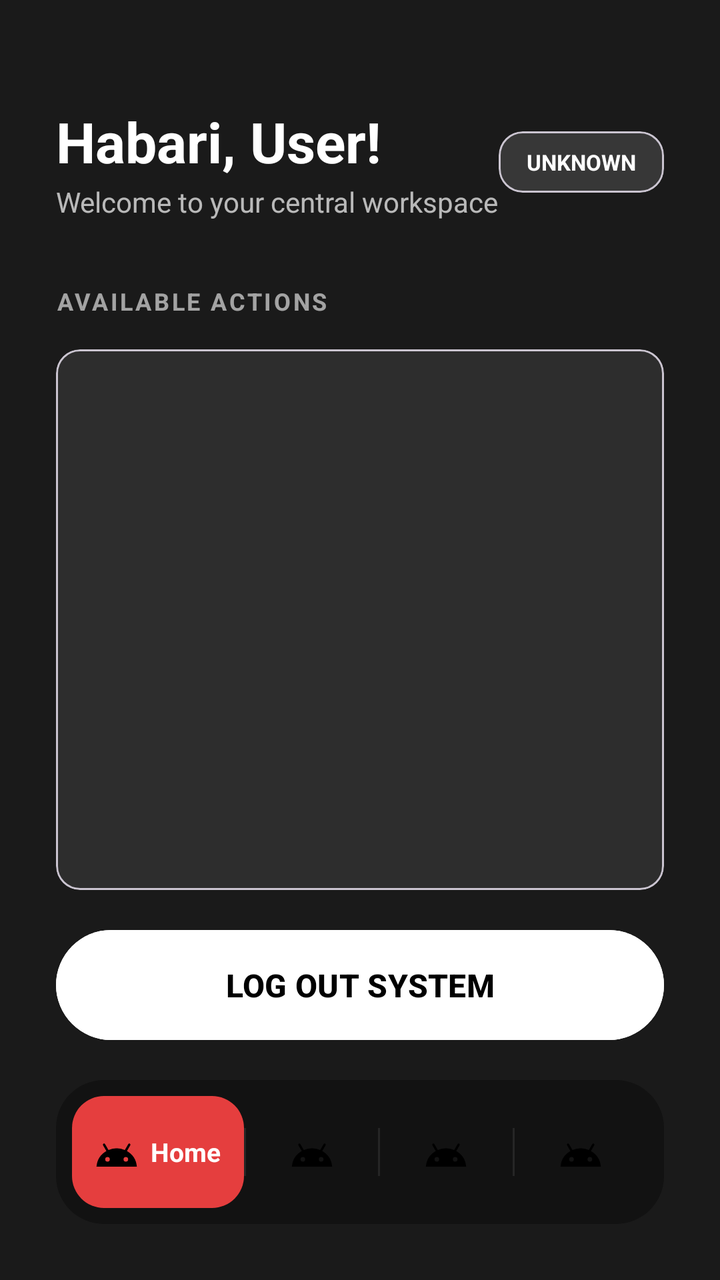
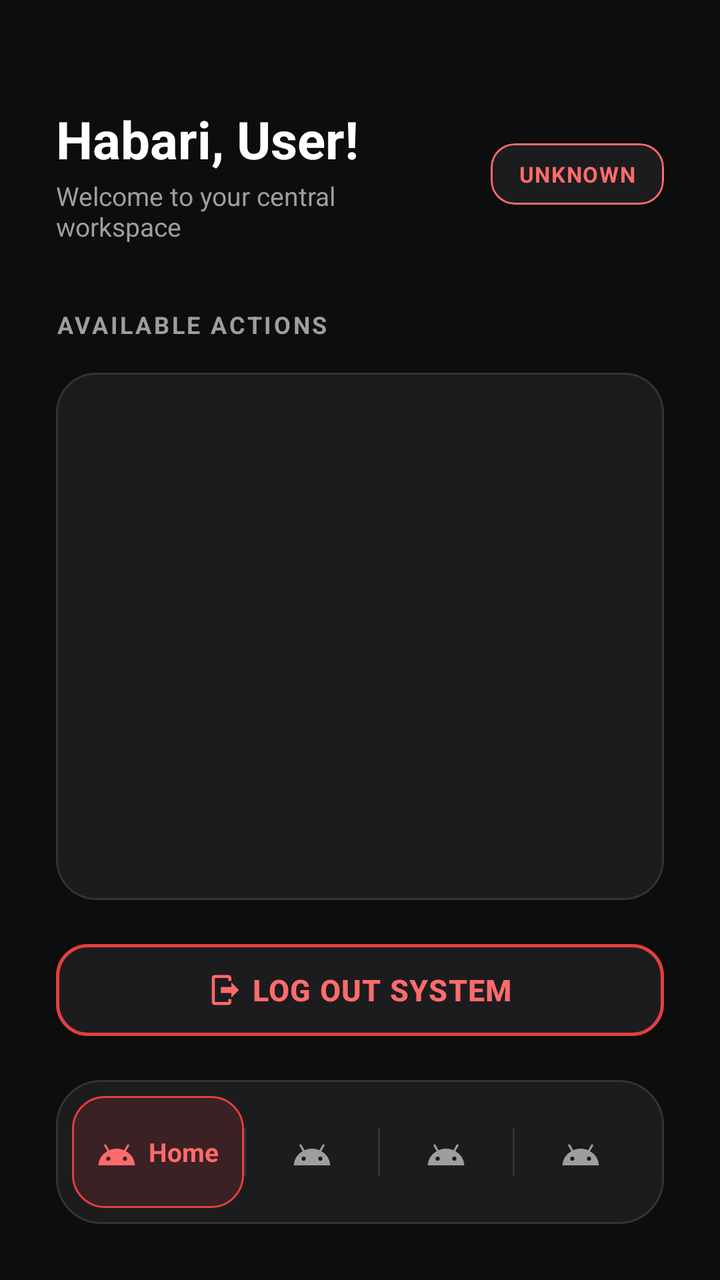

Compare the two renders of this Android layout. The source of the first and the diff that turns it into the second are given below.
<!-- AndroidManifest.xml: application theme Theme.JIJIPOS -->
<!-- res/layout/activity_dashboard.xml -->
<?xml version="1.0" encoding="utf-8"?>
<LinearLayout xmlns:android="http://schemas.android.com/apk/res/android"
    xmlns:app="http://android.com"
    xmlns:tools="http://android.com"
    android:layout_width="match_parent"
    android:layout_height="match_parent"
    android:background="@color/light_black"
    android:orientation="vertical"
    android:padding="28dp"
    tools:context=".DashboardActivity">

    
    <RelativeLayout
        android:layout_width="match_parent"
        android:layout_height="wrap_content"
        android:layout_marginTop="24dp"
        android:layout_marginBottom="32dp">

        <LinearLayout
            android:layout_width="wrap_content"
            android:layout_height="wrap_content"
            android:orientation="vertical"
            android:layout_alignParentStart="true"
            android:layout_toStartOf="@id/imageProfilePlaceholder">

            <TextView
                android:id="@+id/textWelcomeBanner"
                android:layout_width="wrap_content"
                android:layout_height="wrap_content"
                android:text="Habari, User!"
                android:textColor="@color/white"
                android:textSize="28sp"
                android:textStyle="bold" />

            <TextView
                android:id="@+id/textDashboardSubtitle"
                android:layout_width="wrap_content"
                android:layout_height="wrap_content"
                android:text="Welcome to your central workspace"
                android:textColor="@color/white"
                android:alpha="0.7"
                android:textSize="14sp"
                android:layout_marginTop="2dp"/>
        </LinearLayout>

        
        <com.google.android.material.card.MaterialCardView
            android:id="@+id/imageProfilePlaceholder"
            android:layout_width="wrap_content"
            android:layout_height="wrap_content"
            android:layout_alignParentEnd="true"
            android:layout_centerInParent="true"
            app:cardCornerRadius="10dp"
            app:cardElevation="0dp"
            app:strokeWidth="1dp"
            app:strokeColor="#40FFFFFF"
            android:backgroundTint="#20FFFFFF">

            <TextView
                android:id="@+id/textRoleTag"
                android:layout_width="wrap_content"
                android:layout_height="wrap_content"
                android:text="UNKNOWN"
                android:textColor="@color/white"
                android:textSize="11sp"
                android:textStyle="bold"
                android:paddingHorizontal="14dp"
                android:paddingVertical="8dp" />
        </com.google.android.material.card.MaterialCardView>
    </RelativeLayout>

    
    <TextView
        android:layout_width="match_parent"
        android:layout_height="wrap_content"
        android:text="AVAILABLE ACTIONS"
        android:textColor="@color/white"
        android:textSize="12sp"
        android:textStyle="bold"
        android:alpha="0.6"
        android:letterSpacing="0.1"
        android:layout_marginBottom="16dp"/>

    
    <com.google.android.material.card.MaterialCardView
        android:layout_width="match_parent"
        android:layout_height="0dp"
        android:layout_weight="1"
        app:cardCornerRadius="16dp"
        app:cardElevation="0dp"
        app:strokeWidth="1dp"
        app:strokeColor="#30FFFFFF"
        android:backgroundTint="#15FFFFFF">

        
        <FrameLayout
            android:id="@+id/fragmentContainer"
            android:layout_width="match_parent"
            android:layout_height="match_parent" />

    </com.google.android.material.card.MaterialCardView>

    <LinearLayout
        android:layout_width="wrap_content"
        android:layout_height="16dp"
        android:orientation="vertical" />

    
    <Button
        android:id="@+id/buttonLogout"
        android:layout_width="match_parent"
        android:layout_height="63dp"
        android:backgroundTint="@color/white"
        android:text="LOG OUT SYSTEM"
        android:textColor="@color/black"
        android:textSize="16sp"
        android:textStyle="bold"
        app:cornerRadius="13dp" />

    
    
    <LinearLayout
        android:layout_width="match_parent"
        android:layout_height="72dp"
        android:background="@drawable/bg_navbar"
        android:orientation="horizontal"
        android:gravity="center_vertical"
        android:paddingHorizontal="8dp"
        android:layout_marginTop="16dp">

        
        <LinearLayout
            android:id="@+id/tab1"
            android:layout_width="0dp"
            android:layout_weight="1.3"
            android:layout_height="56dp"
            android:background="@drawable/bg_nav_active_pill"
            android:orientation="horizontal"
            android:gravity="center"
            android:paddingHorizontal="10dp">
            <ImageView
                android:id="@+id/icon1"
                android:layout_width="22dp"
                android:layout_height="22dp"
                android:src="@drawable/ic_nav_home"
                app:tint="@color/white" />
            <TextView
                android:id="@+id/text1"
                android:layout_width="wrap_content"
                android:layout_height="wrap_content"
                android:text="Home"
                android:textColor="@color/white"
                android:textStyle="bold"
                android:textSize="13sp"
                android:layout_marginStart="6dp" />
        </LinearLayout>

        <View android:id="@+id/divider1" android:layout_width="1dp" android:layout_height="24dp" android:background="#15FFFFFF" />

        
        <LinearLayout
            android:id="@+id/tab2"
            android:layout_width="0dp"
            android:layout_weight="1"
            android:layout_height="56dp"
            android:orientation="horizontal"
            android:gravity="center"
            android:paddingHorizontal="10dp"
            android:clickable="true"
            android:focusable="true">
            <ImageView
                android:id="@+id/icon2"
                android:layout_width="22dp"
                android:layout_height="22dp"
                android:src="@drawable/ic_nav_sales"
                app:tint="#88FFFFFF" />
            <TextView
                android:id="@+id/text2"
                android:layout_width="wrap_content"
                android:layout_height="wrap_content"
                android:text="Action2"
                android:textColor="@color/white"
                android:textStyle="bold"
                android:textSize="13sp"
                android:layout_marginStart="6dp"
                android:visibility="gone" />
        </LinearLayout>

        <View android:id="@+id/divider2" android:layout_width="1dp" android:layout_height="24dp" android:background="#15FFFFFF" />

        
        <LinearLayout
            android:id="@+id/tab3"
            android:layout_width="0dp"
            android:layout_weight="1"
            android:layout_height="56dp"
            android:orientation="horizontal"
            android:gravity="center"
            android:paddingHorizontal="10dp"
            android:clickable="true"
            android:focusable="true">
            <ImageView
                android:id="@+id/icon3"
                android:layout_width="22dp"
                android:layout_height="22dp"
                android:src="@drawable/ic_nav_inventory"
                app:tint="#88FFFFFF" />
            <TextView
                android:id="@+id/text3"
                android:layout_width="wrap_content"
                android:layout_height="wrap_content"
                android:text="Action3"
                android:textColor="@color/white"
                android:textStyle="bold"
                android:textSize="13sp"
                android:layout_marginStart="6dp"
                android:visibility="gone" />
        </LinearLayout>

        <View android:id="@+id/divider3" android:layout_width="1dp" android:layout_height="24dp" android:background="#15FFFFFF" />

        
        <LinearLayout
            android:id="@+id/tab4"
            android:layout_width="0dp"
            android:layout_weight="1"
            android:layout_height="56dp"
            android:orientation="horizontal"
            android:gravity="center"
            android:paddingHorizontal="10dp"
            android:clickable="true"
            android:focusable="true">
            <ImageView
                android:id="@+id/icon4"
                android:layout_width="22dp"
                android:layout_height="22dp"
                android:src="@drawable/ic_nav_staff"
                app:tint="#88FFFFFF" />
            <TextView
                android:id="@+id/text4"
                android:layout_width="wrap_content"
                android:layout_height="wrap_content"
                android:text="Action4"
                android:textColor="@color/white"
                android:textStyle="bold"
                android:textSize="13sp"
                android:layout_marginStart="6dp"
                android:visibility="gone" />
        </LinearLayout>

    </LinearLayout>



</LinearLayout>
<!-- resources referenced by this layout -->
<resources>
  <color name="black">#FF000000</color>
  <color name="light_black">#1A1A1A</color>
  <color name="white">#FFFFFFFF</color>
  <!-- drawable bg_nav_active_pill (drawable) -->
  <?xml version="1.0" encoding="utf-8"?>
  <shape xmlns:android="http://schemas.android.com/apk/res/android">
      
      <solid android:color="@color/red" />
      
      <corners android:radius="16dp" />
  </shape>
  <!-- drawable bg_navbar (drawable) -->
  <?xml version="1.0" encoding="utf-8"?>
  <shape xmlns:android="http://schemas.android.com/apk/res/android">
      
      <solid android:color="#121212" />
      
      <corners android:radius="24dp" />
  </shape>
  <!-- drawable ic_nav_home (drawable) -->
  <vector xmlns:android="http://schemas.android.com/apk/res/android" android:height="24dp" android:tint="#000000" android:viewportHeight="24" android:viewportWidth="24" android:width="24dp">
          
      <path android:fillColor="#FF000000" android:pathData="M17.6,11.48 L19.44,8.3a0.63,0.63 0,0 0,-1.09 -0.63l-1.88,3.24a11.43,11.43 0,0 0,-8.94 0L5.65,7.67a0.63,0.63 0,0 0,-1.09 0.63L6.4,11.48A10.81,10.81 0,0 0,1 20L23,20A10.81,10.81 0,0 0,17.6 11.48ZM7,17.25A1.25,1.25 0,1 1,8.25 16,1.25 1.25,0 0,1 7,17.25ZM17,17.25A1.25,1.25 0,1 1,18.25 16,1.25 1.25,0 0,1 17,17.25Z"/>
      
  </vector>
  <!-- drawable ic_nav_sales (drawable) -->
  <vector xmlns:android="http://schemas.android.com/apk/res/android" android:height="24dp" android:tint="#000000" android:viewportHeight="24" android:viewportWidth="24" android:width="24dp">
          
      <path android:fillColor="#FF000000" android:pathData="M17.6,11.48 L19.44,8.3a0.63,0.63 0,0 0,-1.09 -0.63l-1.88,3.24a11.43,11.43 0,0 0,-8.94 0L5.65,7.67a0.63,0.63 0,0 0,-1.09 0.63L6.4,11.48A10.81,10.81 0,0 0,1 20L23,20A10.81,10.81 0,0 0,17.6 11.48ZM7,17.25A1.25,1.25 0,1 1,8.25 16,1.25 1.25,0 0,1 7,17.25ZM17,17.25A1.25,1.25 0,1 1,18.25 16,1.25 1.25,0 0,1 17,17.25Z"/>
      
  </vector>
  <!-- drawable ic_nav_staff (drawable) -->
  <vector xmlns:android="http://schemas.android.com/apk/res/android" android:height="24dp" android:tint="#000000" android:viewportHeight="24" android:viewportWidth="24" android:width="24dp">
          
      <path android:fillColor="#FF000000" android:pathData="M17.6,11.48 L19.44,8.3a0.63,0.63 0,0 0,-1.09 -0.63l-1.88,3.24a11.43,11.43 0,0 0,-8.94 0L5.65,7.67a0.63,0.63 0,0 0,-1.09 0.63L6.4,11.48A10.81,10.81 0,0 0,1 20L23,20A10.81,10.81 0,0 0,17.6 11.48ZM7,17.25A1.25,1.25 0,1 1,8.25 16,1.25 1.25,0 0,1 7,17.25ZM17,17.25A1.25,1.25 0,1 1,18.25 16,1.25 1.25,0 0,1 17,17.25Z"/>
      
  </vector>
  <style name="Theme.JIJIPOS" parent="Base.Theme.JIJIPOS" />
  <color name="red">#E53E3E</color>
  <style name="Base.Theme.JIJIPOS" parent="Theme.Material3.DayNight.NoActionBar">
          
          
      </style>
  <!-- unchanged entries left out for length: 1 -->
</resources>

<!-- the commit's change to res/layout/activity_dashboard.xml (unified diff, before → after) -->
@@ -1,15 +1,14 @@
 <?xml version="1.0" encoding="utf-8"?>
 <LinearLayout xmlns:android="http://schemas.android.com/apk/res/android"
-    xmlns:app="http://android.com"
-    xmlns:tools="http://android.com"
+    xmlns:app="http://schemas.android.com/apk/res-auto"
+    xmlns:tools="http://schemas.android.com/tools"
     android:layout_width="match_parent"
     android:layout_height="match_parent"
-    android:background="@color/light_black"
+    android:background="@color/bg_dark"
     android:orientation="vertical"
     android:padding="28dp"
     tools:context=".DashboardActivity">
 
-    
     <RelativeLayout
         android:layout_width="match_parent"
         android:layout_height="wrap_content"
@@ -21,7 +20,9 @@
             android:layout_height="wrap_content"
             android:orientation="vertical"
             android:layout_alignParentStart="true"
-            android:layout_toStartOf="@id/imageProfilePlaceholder">
+            android:layout_toStartOf="@id/imageProfilePlaceholder"
+            android:layout_centerVertical="true"
+            android:layout_marginEnd="12dp">
 
             <TextView
                 android:id="@+id/textWelcomeBanner"
@@ -29,7 +30,7 @@
                 android:layout_height="wrap_content"
                 android:text="Habari, User!"
                 android:textColor="@color/white"
-                android:textSize="28sp"
+                android:textSize="26sp"
                 android:textStyle="bold" />
 
             <TextView
@@ -37,62 +38,57 @@
                 android:layout_width="wrap_content"
                 android:layout_height="wrap_content"
                 android:text="Welcome to your central workspace"
-                android:textColor="@color/white"
-                android:alpha="0.7"
-                android:textSize="14sp"
+                android:textColor="@color/text_muted"
+                android:textSize="13sp"
                 android:layout_marginTop="2dp"/>
         </LinearLayout>
 
-        
         <com.google.android.material.card.MaterialCardView
             android:id="@+id/imageProfilePlaceholder"
             android:layout_width="wrap_content"
             android:layout_height="wrap_content"
             android:layout_alignParentEnd="true"
-            android:layout_centerInParent="true"
-            app:cardCornerRadius="10dp"
+            android:layout_centerVertical="true"
+            app:cardCornerRadius="12dp"
             app:cardElevation="0dp"
             app:strokeWidth="1dp"
-            app:strokeColor="#40FFFFFF"
-            android:backgroundTint="#20FFFFFF">
+            app:strokeColor="@color/red_light"
+            app:cardBackgroundColor="@color/card_dark">
 
             <TextView
                 android:id="@+id/textRoleTag"
                 android:layout_width="wrap_content"
                 android:layout_height="wrap_content"
                 android:text="UNKNOWN"
-                android:textColor="@color/white"
+                android:textColor="@color/red_light"
                 android:textSize="11sp"
                 android:textStyle="bold"
+                android:letterSpacing="0.05"
                 android:paddingHorizontal="14dp"
                 android:paddingVertical="8dp" />
         </com.google.android.material.card.MaterialCardView>
     </RelativeLayout>
 
-    
     <TextView
         android:layout_width="match_parent"
         android:layout_height="wrap_content"
         android:text="AVAILABLE ACTIONS"
-        android:textColor="@color/white"
+        android:textColor="@color/text_muted"
         android:textSize="12sp"
         android:textStyle="bold"
-        android:alpha="0.6"
         android:letterSpacing="0.1"
         android:layout_marginBottom="16dp"/>
 
-    
     <com.google.android.material.card.MaterialCardView
         android:layout_width="match_parent"
         android:layout_height="0dp"
         android:layout_weight="1"
-        app:cardCornerRadius="16dp"
+        app:cardCornerRadius="20dp"
         app:cardElevation="0dp"
         app:strokeWidth="1dp"
-        app:strokeColor="#30FFFFFF"
-        android:backgroundTint="#15FFFFFF">
-
-        
+        app:strokeColor="@color/divider"
+        app:cardBackgroundColor="@color/card_dark">
+
         <FrameLayout
             android:id="@+id/fragmentContainer"
             android:layout_width="match_parent"
@@ -105,19 +101,24 @@
         android:layout_height="16dp"
         android:orientation="vertical" />
 
-    
-    <Button
+    <com.google.android.material.button.MaterialButton
         android:id="@+id/buttonLogout"
-        android:layout_width="match_parent"
-        android:layout_height="63dp"
-        android:backgroundTint="@color/white"
+        style="@style/Widget.MaterialComponents.Button.OutlinedButton"
+        android:layout_width="match_parent"
+        android:layout_height="58dp"
+        android:backgroundTint="@color/card_dark"
         android:text="LOG OUT SYSTEM"
-        android:textColor="@color/black"
-        android:textSize="16sp"
+        android:textColor="@color/red_light"
+        android:textSize="15sp"
         android:textStyle="bold"
-        app:cornerRadius="13dp" />
-
-    
+        android:letterSpacing="0.03"
+        app:cornerRadius="16dp"
+        app:strokeColor="@color/red"
+        app:strokeWidth="1.5dp"
+        app:icon="@drawable/ic_logout"
+        app:iconTint="@color/red_light"
+        app:iconGravity="textStart" />
+
     
     <LinearLayout
         android:layout_width="match_parent"
@@ -128,7 +129,6 @@
         android:paddingHorizontal="8dp"
         android:layout_marginTop="16dp">
 
-        
         <LinearLayout
             android:id="@+id/tab1"
             android:layout_width="0dp"
@@ -137,27 +137,32 @@
             android:background="@drawable/bg_nav_active_pill"
             android:orientation="horizontal"
             android:gravity="center"
-            android:paddingHorizontal="10dp">
+            android:paddingHorizontal="10dp"
+            android:clickable="true"
+            android:focusable="true">
             <ImageView
                 android:id="@+id/icon1"
-                android:layout_width="22dp"
-                android:layout_height="22dp"
+                android:layout_width="20dp"
+                android:layout_height="20dp"
                 android:src="@drawable/ic_nav_home"
-                app:tint="@color/white" />
+                app:tint="@color/red_light" />
             <TextView
                 android:id="@+id/text1"
                 android:layout_width="wrap_content"
                 android:layout_height="wrap_content"
                 android:text="Home"
-                android:textColor="@color/white"
+                android:textColor="@color/red_light"
                 android:textStyle="bold"
                 android:textSize="13sp"
                 android:layout_marginStart="6dp" />
         </LinearLayout>
 
-        <View android:id="@+id/divider1" android:layout_width="1dp" android:layout_height="24dp" android:background="#15FFFFFF" />
-
-        
+        <View
+            android:id="@+id/divider1"
+            android:layout_width="1dp"
+            android:layout_height="24dp"
+            android:background="@color/divider" />
+
         <LinearLayout
             android:id="@+id/tab2"
             android:layout_width="0dp"
@@ -170,10 +175,10 @@
             android:focusable="true">
             <ImageView
                 android:id="@+id/icon2"
-                android:layout_width="22dp"
-                android:layout_height="22dp"
+                android:layout_width="20dp"
+                android:layout_height="20dp"
                 android:src="@drawable/ic_nav_sales"
-                app:tint="#88FFFFFF" />
+                app:tint="@color/text_muted" />
             <TextView
                 android:id="@+id/text2"
                 android:layout_width="wrap_content"
@@ -186,9 +191,12 @@
                 android:visibility="gone" />
         </LinearLayout>
 
-        <View android:id="@+id/divider2" android:layout_width="1dp" android:layout_height="24dp" android:background="#15FFFFFF" />
-
-        
+        <View
+            android:id="@+id/divider2"
+            android:layout_width="1dp"
+            android:layout_height="24dp"
+            android:background="@color/divider" />
+
         <LinearLayout
             android:id="@+id/tab3"
             android:layout_width="0dp"
@@ -201,10 +209,10 @@
             android:focusable="true">
             <ImageView
                 android:id="@+id/icon3"
-                android:layout_width="22dp"
-                android:layout_height="22dp"
+                android:layout_width="20dp"
+                android:layout_height="20dp"
                 android:src="@drawable/ic_nav_inventory"
-                app:tint="#88FFFFFF" />
+                app:tint="@color/text_muted" />
             <TextView
                 android:id="@+id/text3"
                 android:layout_width="wrap_content"
@@ -217,9 +225,12 @@
                 android:visibility="gone" />
         </LinearLayout>
 
-        <View android:id="@+id/divider3" android:layout_width="1dp" android:layout_height="24dp" android:background="#15FFFFFF" />
-
-        
+        <View
+            android:id="@+id/divider3"
+            android:layout_width="1dp"
+            android:layout_height="24dp"
+            android:background="@color/divider" />
+
         <LinearLayout
             android:id="@+id/tab4"
             android:layout_width="0dp"
@@ -232,10 +243,10 @@
             android:focusable="true">
             <ImageView
                 android:id="@+id/icon4"
-                android:layout_width="22dp"
-                android:layout_height="22dp"
+                android:layout_width="20dp"
+                android:layout_height="20dp"
                 android:src="@drawable/ic_nav_staff"
-                app:tint="#88FFFFFF" />
+                app:tint="@color/text_muted" />
             <TextView
                 android:id="@+id/text4"
                 android:layout_width="wrap_content"
@@ -250,6 +261,4 @@
 
     </LinearLayout>
 
-
-
 </LinearLayout>
<!-- resource entries referenced after the edit -->
@@ -1,24 +1,39 @@
 <!-- resources referenced by this layout -->
 <resources>
-  <color name="black">#FF000000</color>
-  <color name="light_black">#1A1A1A</color>
+  <color name="bg_dark">#0D0D0D</color>
+  <color name="card_dark">#1C1C1E</color>
+  <color name="divider">#333333</color>
   <color name="white">#FFFFFFFF</color>
   <!-- drawable bg_nav_active_pill (drawable) -->
   <?xml version="1.0" encoding="utf-8"?>
-  <shape xmlns:android="http://schemas.android.com/apk/res/android">
-      
-      <solid android:color="@color/red" />
-      
+  <shape xmlns:android="http://schemas.android.com/apk/res/android"
+      android:shape="rectangle">
+      <solid android:color="#26E63946" />
       <corners android:radius="16dp" />
+      <stroke
+          android:width="1dp"
+          android:color="@color/red" />
   </shape>
   <!-- drawable bg_navbar (drawable) -->
   <?xml version="1.0" encoding="utf-8"?>
-  <shape xmlns:android="http://schemas.android.com/apk/res/android">
-      
-      <solid android:color="#121212" />
-      
-      <corners android:radius="24dp" />
+  <shape xmlns:android="http://schemas.android.com/apk/res/android"
+      android:shape="rectangle">
+      <solid android:color="@color/card_dark" />
+      <corners android:radius="22dp" />
+      <stroke
+          android:width="1dp"
+          android:color="@color/divider" />
   </shape>
+  <!-- drawable ic_logout (drawable) -->
+  <vector xmlns:android="http://schemas.android.com/apk/res/android"
+      android:width="24dp"
+      android:height="24dp"
+      android:viewportWidth="24"
+      android:viewportHeight="24">
+      <path
+          android:fillColor="#FFFFFF"
+          android:pathData="M16,17v-3H9v-4h7V7l5,5 -5,5zM14,2c1.1,0 2,0.9 2,2v2h-2V4H5v16h9v-2h2v2c0,1.1 -0.9,2 -2,2H5c-1.1,0 -2,-0.9 -2,-2V4c0,-1.1 0.9,-2 2,-2h9z"/>
+  </vector>
   <!-- drawable ic_nav_home (drawable) -->
   <vector xmlns:android="http://schemas.android.com/apk/res/android" android:height="24dp" android:tint="#000000" android:viewportHeight="24" android:viewportWidth="24" android:width="24dp">
           
@@ -39,6 +54,8 @@
   </vector>
   <style name="Theme.JIJIPOS" parent="Base.Theme.JIJIPOS" />
   <color name="red">#E53E3E</color>
+  <color name="red_light">#FF6B6B</color>
+  <color name="text_muted">#9E9E9E</color>
   <style name="Base.Theme.JIJIPOS" parent="Theme.Material3.DayNight.NoActionBar">
           
           
